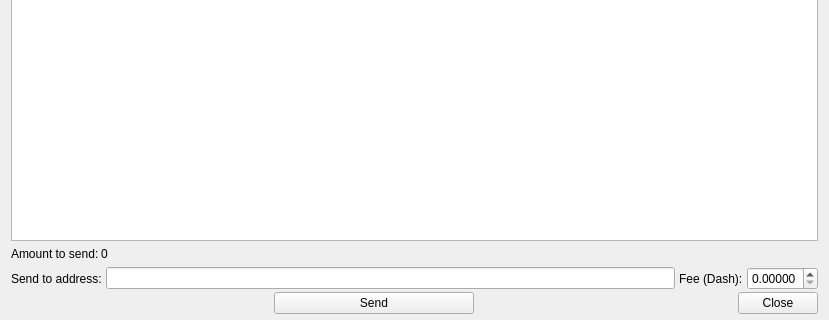
Old version of the form src/ui/ui_send_payout_dlg.ui in the repository Bertrand256/dash-masternode-tool; both pictures show x 0 to 829 and y 187 to 507 of the 829 by 507 pixel window.
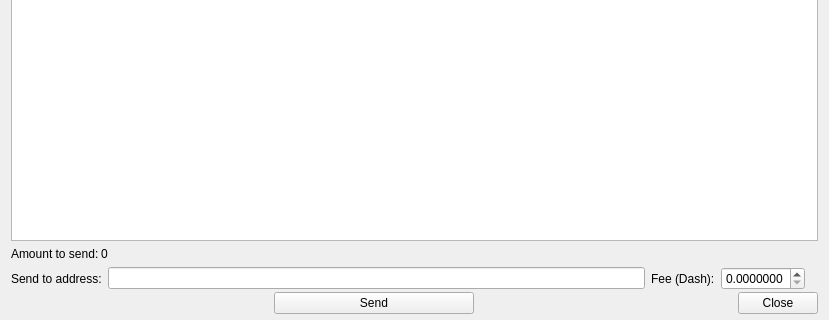
New version of the form.

```diff
--- a/src/ui/ui_send_payout_dlg.ui
+++ b/src/ui/ui_send_payout_dlg.ui
@@ -226,7 +226,7 @@
    <item>
     <layout class="QHBoxLayout" name="horizontalLayout_4">
      <property name="spacing">
-      <number>4</number>
+      <number>6</number>
      </property>
      <item>
       <widget class="QLabel" name="label">
@@ -260,13 +260,20 @@
         </size>
        </property>
        <property name="decimals">
-        <number>5</number>
+        <number>7</number>
        </property>
        <property name="maximum">
-        <double>1.000000000000000</double>
+        <double>0.100000000000000</double>
        </property>
        <property name="singleStep">
-        <double>0.000100000000000</double>
+        <double>0.000010000000000</double>
+       </property>
+      </widget>
+     </item>
+     <item>
+      <widget class="QLabel" name="lblSatPerByteFee">
+       <property name="text">
+        <string/>
        </property>
       </widget>
      </item>
```
